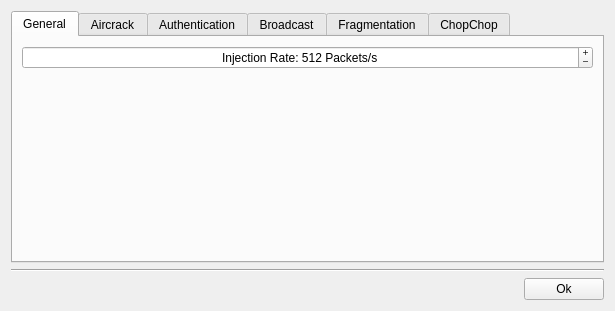
This is UI/options.ui in luca-m/aircrackgui-m4 as Qt 5 draws it before an edit. The edited form follows.
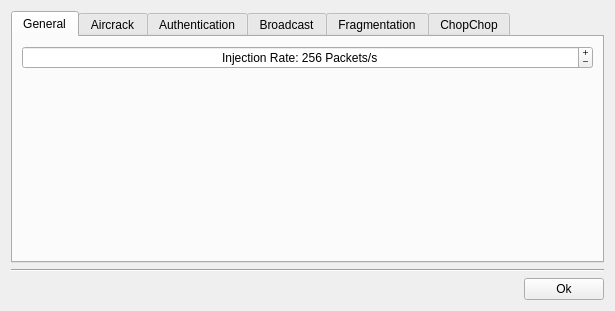
This is the edited form. Icons and pictures are not drawn.

Diff of the .ui file:
```diff
--- a/UI/options.ui
+++ b/UI/options.ui
@@ -58,6 +58,9 @@
        <string>General</string>
       </attribute>
       <layout class="QFormLayout" name="formLayout">
+       <property name="fieldGrowthPolicy">
+        <enum>QFormLayout::AllNonFixedFieldsGrow</enum>
+       </property>
        <item row="0" column="0" colspan="2">
         <widget class="QSpinBox" name="spinBoxRate">
          <property name="sizePolicy">
@@ -85,7 +88,7 @@
           <number>1024</number>
          </property>
          <property name="value">
-          <number>512</number>
+          <number>256</number>
          </property>
         </widget>
        </item>
```
Left out of the diff: 3 changed lines with no effect on the pictures.
